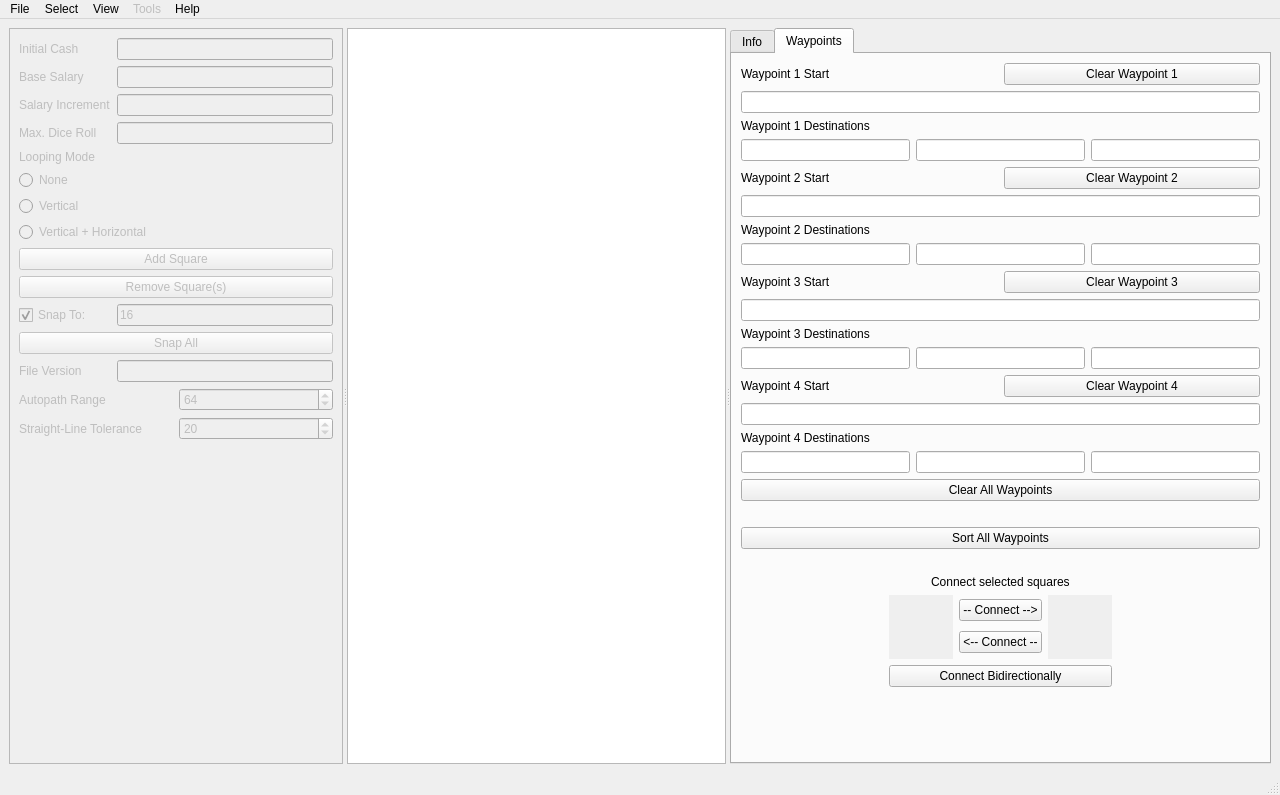
Qt form mainwindow.ui (FortuneStreetModding/fortune-avenue-qt) before a commit.
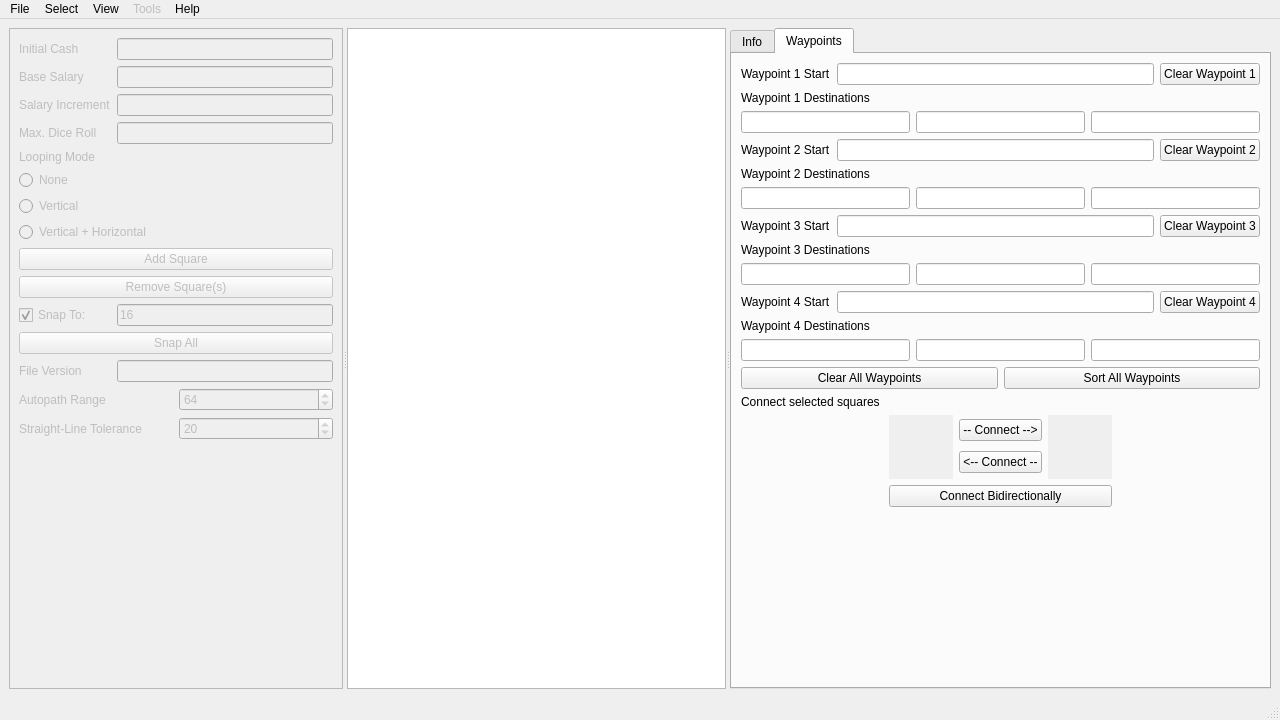
The same form after that commit. The open tabs and pages were chosen to show the change. Icons and pictures are not drawn.

Commit message: make the layout more compact b/c macos ui otherwise behaves weirdly

```diff
--- a/mainwindow.ui
+++ b/mainwindow.ui
@@ -7,7 +7,7 @@
     <x>0</x>
     <y>0</y>
     <width>1280</width>
-    <height>795</height>
+    <height>720</height>
    </rect>
   </property>
   <property name="windowTitle">
@@ -44,17 +44,11 @@
        </property>
        <layout class="QGridLayout" name="gridLayout_3">
         <item row="25" column="0">
-         <spacer name="verticalSpacer">
-          <property name="orientation">
-           <enum>Qt::Vertical</enum>
+         <widget class="QLabel" name="stockPricesLabel">
+          <property name="text">
+           <string/>
           </property>
-          <property name="sizeHint" stdset="0">
-           <size>
-            <width>20</width>
-            <height>40</height>
-           </size>
-          </property>
-         </spacer>
+         </widget>
         </item>
         <item row="0" column="0" colspan="2">
          <widget class="QWidget" name="subBoardEdit" native="true">
@@ -261,13 +255,6 @@
           </layout>
          </widget>
         </item>
-        <item row="26" column="0">
-         <widget class="QLabel" name="stockPricesLabel">
-          <property name="text">
-           <string/>
-          </property>
-         </widget>
-        </item>
        </layout>
       </widget>
       <widget class="QGraphicsView" name="graphicsView">
@@ -855,6 +842,9 @@
              </property>
             </widget>
            </item>
+           <item>
+            <widget class="QLineEdit" name="waypoint1Start"/>
+           </item>
            <item>
             <widget class="QPushButton" name="clearWaypoint1">
              <property name="text">
@@ -864,9 +854,6 @@
            </item>
           </layout>
          </item>
-         <item>
-          <widget class="QLineEdit" name="waypoint1Start"/>
-         </item>
          <item>
           <widget class="QLabel" name="label_14">
            <property name="text">
@@ -910,6 +897,9 @@
              </property>
             </widget>
            </item>
+           <item>
+            <widget class="QLineEdit" name="waypoint2Start"/>
+           </item>
            <item>
             <widget class="QPushButton" name="clearWaypoint2">
              <property name="text">
@@ -919,9 +909,6 @@
            </item>
           </layout>
          </item>
-         <item>
-          <widget class="QLineEdit" name="waypoint2Start"/>
-         </item>
          <item>
           <widget class="QLabel" name="label_16">
            <property name="text">
@@ -965,6 +952,9 @@
              </property>
             </widget>
            </item>
+           <item>
+            <widget class="QLineEdit" name="waypoint3Start"/>
+           </item>
            <item>
             <widget class="QPushButton" name="clearWaypoint3">
              <property name="text">
@@ -974,9 +964,6 @@
            </item>
           </layout>
          </item>
-         <item>
-          <widget class="QLineEdit" name="waypoint3Start"/>
-         </item>
          <item>
           <widget class="QLabel" name="label_18">
            <property name="text">
@@ -1020,6 +1007,9 @@
              </property>
             </widget>
            </item>
+           <item>
+            <widget class="QLineEdit" name="waypoint4Start"/>
+           </item>
            <item>
             <widget class="QPushButton" name="clearWaypoint4">
              <property name="text">
@@ -1029,9 +1019,6 @@
            </item>
           </layout>
          </item>
-         <item>
-          <widget class="QLineEdit" name="waypoint4Start"/>
-         </item>
          <item>
           <widget class="QLabel" name="label_20">
            <property name="text">
@@ -1067,34 +1054,27 @@
           </widget>
          </item>
          <item>
-          <widget class="QPushButton" name="clearAllWaypoints">
-           <property name="text">
-            <string>Clear All Waypoints</string>
+          <layout class="QHBoxLayout" name="horizontalLayout_13">
+           <property name="topMargin">
+            <number>0</number>
            </property>
-          </widget>
+           <item>
+            <widget class="QPushButton" name="clearAllWaypoints">
+             <property name="text">
+              <string>Clear All Waypoints</string>
+             </property>
+            </widget>
+           </item>
+           <item>
+            <widget class="QPushButton" name="sortAllWaypoints">
+             <property name="text">
+              <string>Sort All Waypoints</string>
+             </property>
+            </widget>
+           </item>
+          </layout>
          </item>
          <item>
-          <widget class="QLabel" name="label_28">
-           <property name="text">
-            <string/>
-           </property>
-          </widget>
-         </item>
-         <item>
-          <widget class="QPushButton" name="sortAllWaypoints">
-           <property name="text">
-            <string>Sort All Waypoints</string>
-           </property>
-          </widget>
-         </item>
-         <item>
-          <widget class="QLabel" name="label_29">
-           <property name="text">
-            <string/>
-           </property>
-          </widget>
-         </item>
-         <item alignment="Qt::AlignHCenter">
           <widget class="QLabel" name="label_3">
            <property name="text">
             <string>Connect selected squares</string>
@@ -1102,45 +1082,8 @@
           </widget>
          </item>
          <item>
-          <layout class="QGridLayout" name="connectSquares" rowstretch="0,0,0" columnstretch="0,0,0,0,0">
-           <item row="1" column="2">
-            <layout class="QHBoxLayout" name="horizontalLayout_12">
-             <item>
-              <layout class="QVBoxLayout" name="verticalLayout_2">
-               <property name="leftMargin">
-                <number>0</number>
-               </property>
-               <item>
-                <widget class="QPushButton" name="connectSquareItem1_2">
-                 <property name="sizePolicy">
-                  <sizepolicy hsizetype="Maximum" vsizetype="Fixed">
-                   <horstretch>0</horstretch>
-                   <verstretch>0</verstretch>
-                  </sizepolicy>
-                 </property>
-                 <property name="text">
-                  <string>-- Connect --&gt;</string>
-                 </property>
-                </widget>
-               </item>
-               <item>
-                <widget class="QPushButton" name="connectSquareItem2_1">
-                 <property name="sizePolicy">
-                  <sizepolicy hsizetype="Maximum" vsizetype="Fixed">
-                   <horstretch>0</horstretch>
-                   <verstretch>0</verstretch>
-                  </sizepolicy>
-                 </property>
-                 <property name="text">
-                  <string>&lt;-- Connect --</string>
-                 </property>
-                </widget>
-               </item>
-              </layout>
-             </item>
-            </layout>
-           </item>
-           <item row="2" column="1" colspan="3">
+          <layout class="QGridLayout" name="connectSquares" rowstretch="0,0" columnstretch="0,0,0,0,0">
+           <item row="1" column="1" colspan="3">
             <widget class="QPushButton" name="connectSquareItemBi">
              <property name="sizePolicy">
               <sizepolicy hsizetype="Minimum" vsizetype="Fixed">
@@ -1159,29 +1102,40 @@
              </property>
             </widget>
            </item>
-           <item row="1" column="1">
-            <widget class="QGraphicsView" name="squareItemView1">
-             <property name="enabled">
-              <bool>false</bool>
+           <item row="0" column="2">
+            <layout class="QVBoxLayout" name="verticalLayout_2">
+             <property name="leftMargin">
+              <number>0</number>
              </property>
-             <property name="maximumSize">
-              <size>
-               <width>64</width>
-               <height>64</height>
-              </size>
-             </property>
-             <property name="frameShape">
-              <enum>QFrame::NoFrame</enum>
-             </property>
-             <property name="verticalScrollBarPolicy">
-              <enum>Qt::ScrollBarAlwaysOff</enum>
-             </property>
-             <property name="horizontalScrollBarPolicy">
-              <enum>Qt::ScrollBarAlwaysOff</enum>
-             </property>
-            </widget>
+             <item>
+              <widget class="QPushButton" name="connectSquareItem1_2">
+               <property name="sizePolicy">
+                <sizepolicy hsizetype="Maximum" vsizetype="Fixed">
+                 <horstretch>0</horstretch>
+                 <verstretch>0</verstretch>
+                </sizepolicy>
+               </property>
+               <property name="text">
+                <string>-- Connect --&gt;</string>
+               </property>
+              </widget>
+             </item>
+             <item>
+              <widget class="QPushButton" name="connectSquareItem2_1">
+               <property name="sizePolicy">
+                <sizepolicy hsizetype="Maximum" vsizetype="Fixed">
+                 <horstretch>0</horstretch>
+                 <verstretch>0</verstretch>
+                </sizepolicy>
+               </property>
+               <property name="text">
+                <string>&lt;-- Connect --</string>
+               </property>
+              </widget>
+             </item>
+            </layout>
            </item>
-           <item row="1" column="3">
+           <item row="0" column="3">
             <widget class="QGraphicsView" name="squareItemView2">
              <property name="enabled">
               <bool>false</bool>
@@ -1203,7 +1157,7 @@
              </property>
             </widget>
            </item>
-           <item row="1" column="0" rowspan="2">
+           <item row="0" column="0">
             <spacer name="horizontalSpacer_2">
              <property name="orientation">
               <enum>Qt::Horizontal</enum>
@@ -1216,7 +1170,7 @@
              </property>
             </spacer>
            </item>
-           <item row="1" column="4" rowspan="2">
+           <item row="0" column="4">
             <spacer name="horizontalSpacer_3">
              <property name="orientation">
               <enum>Qt::Horizontal</enum>
@@ -1229,10 +1183,32 @@
              </property>
             </spacer>
            </item>
+           <item row="0" column="1">
+            <widget class="QGraphicsView" name="squareItemView1">
+             <property name="enabled">
+              <bool>false</bool>
+             </property>
+             <property name="maximumSize">
+              <size>
+               <width>64</width>
+               <height>64</height>
+              </size>
+             </property>
+             <property name="frameShape">
+              <enum>QFrame::NoFrame</enum>
+             </property>
+             <property name="verticalScrollBarPolicy">
+              <enum>Qt::ScrollBarAlwaysOff</enum>
+             </property>
+             <property name="horizontalScrollBarPolicy">
+              <enum>Qt::ScrollBarAlwaysOff</enum>
+             </property>
+            </widget>
+           </item>
           </layout>
          </item>
          <item>
-          <spacer name="verticalSpacer_3">
+          <spacer name="verticalSpacer">
            <property name="orientation">
             <enum>Qt::Vertical</enum>
            </property>
```
Left out of the diff: 200 changed lines with no effect on the pictures.
